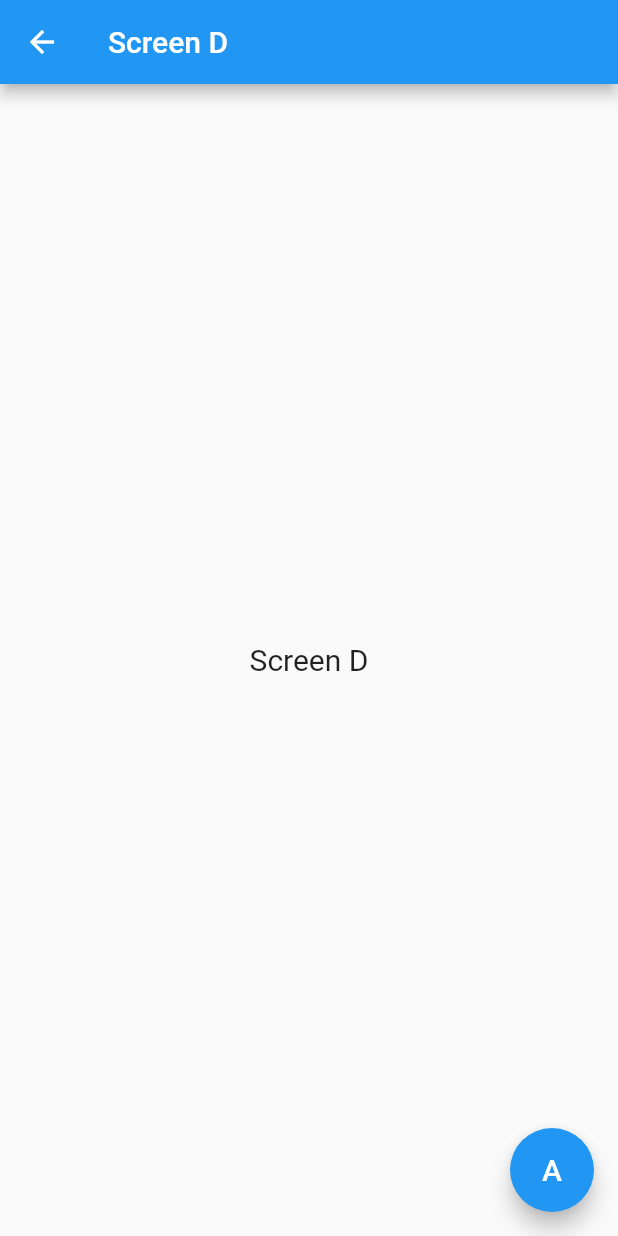
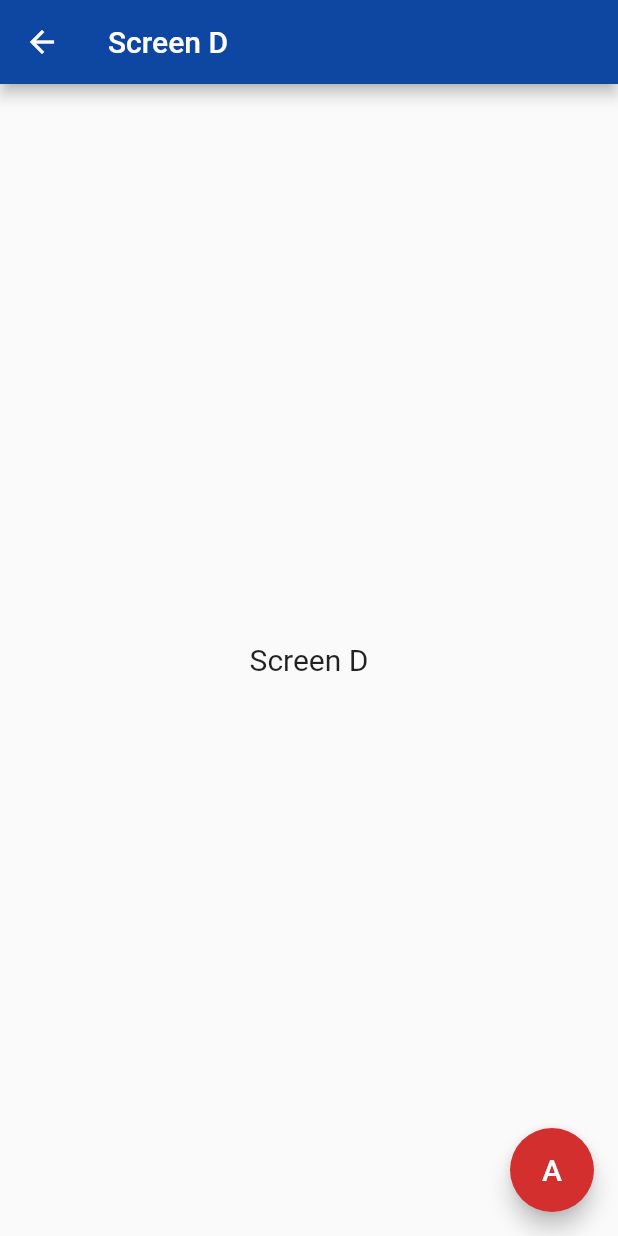
Before and after one commit to ivanserbyniuk/flutter_redux_navigation_demo, a Flutter app: the Case2Screen screen opened directly, item 2 of the bottom bar chosen, after a tap on "Screen D", on a phone screen of 412 x 824 dp. Run offline on Flutter 3.47's test engine with Material 2 defaults, Android fonts, the phone set to English and light mode, and no system bars; our stand-ins replace flutter_redux, redux.

Commit message:
revert style to dart1

```diff
--- a/lib/main.dart
+++ b/lib/main.dart
@@ -9,7 +9,7 @@ import 'package:flutter_redux/flutter_redux.dart';
 void main() => runApp(new MyApp());
 
 class MyApp extends StatelessWidget {
-  final Store<AppState> store = Store<AppState>(
+  final Store<AppState> store = new Store<AppState>(
     appReducer,
     initialState: AppState.initial(),
     middleware: [],
@@ -19,10 +19,11 @@ class MyApp extends StatelessWidget {
   Widget build(BuildContext context) {
     return new StoreProvider(
       store: store,
-      child: MaterialApp(
+      child: new MaterialApp(
         title: 'Flutter Demo',
         theme: new ThemeData(
-          primarySwatch: Colors.blue,
+          primaryColor: Colors.blue[900],
+          accentColor: Colors.red[700]
         ),
         home: new Scaffold(
           appBar: new AppBar(title: Text("test app"),),
--- a/lib/pages/navigation/case2/Case2Page.dart
+++ b/lib/pages/navigation/case2/Case2Page.dart
@@ -3,6 +3,7 @@ import 'package:flutter_test_coffe_app2/redux/AppState.dart';
 import 'package:flutter_test_coffe_app2/pages/navigation/case2/ScreenA.dart';
 import 'package:flutter_test_coffe_app2/pages/navigation/case2/ScreenD.dart';
 import 'package:flutter_test_coffe_app2/pages/navigation/case2/ViewModel.dart';
+import 'package:flutter_test_coffe_app2/utils/utils.dart';
 import 'package:redux/redux.dart';
 import 'package:flutter_redux/flutter_redux.dart';
 
@@ -13,21 +14,21 @@ class Case2Screen extends StatelessWidget {
 
   @override
   Widget build(BuildContext context) =>
-      StoreConnector(
+      new StoreConnector(
           converter: (Store<AppState> store) => TabViewModel.create(store),
           builder: (BuildContext context, TabViewModel viewModel) =>
-              Scaffold(
-                appBar: AppBar(title: Text("Use case 2",)),
+             new  Scaffold(
+                appBar:new AppBar(title: new Text("Use case 2",)),
                 body: createContent(context, viewModel),
                 bottomNavigationBar: _buildBottomTabs(viewModel),));
 
   Widget _buildBottomTabs(TabViewModel viewModel) {
     createNavigatorBarItem(int index) =>
-        BottomNavigationBarItem(
-          icon: Icon(icons[index]),
-          title: Text("Screen ${names[index]}"),
+       new BottomNavigationBarItem(
+          icon: new Icon(icons[index]),
+          title: new Text("Screen ${names[index]}"),
         );
-    return BottomNavigationBar(
+    return new BottomNavigationBar(
       currentIndex: viewModel.tabIndex,
       onTap: viewModel.selectTab,
       items: <BottomNavigationBarItem>[
@@ -49,31 +50,27 @@ class Case2Screen extends StatelessWidget {
             openNewScreen(context, viewModel, "A", 0)));
         break;
       case 2 :
-        screen = new ScreenA("C", Icon(icons[2], size: 40.0,));
+        screen = new ScreenA("C", new Icon(icons[2], size: 42.0,));
         break;
     }
     return screen;
   }
 
   Widget createNavButton(IconData icon, onPressed()) {
-    return new RaisedButton(onPressed: onPressed,
+    return RaisedButton(onPressed: onPressed,
         child: Row(
           children: <Widget>[
-            Icon(icon),
-            Padding(padding: EdgeInsets.symmetric(horizontal: 4.0),),
-            Text("Screen D")
+            new Icon(icon),
+            new Padding(padding: new EdgeInsets.symmetric(horizontal: 4.0),),
+            new Text("Screen D")
           ],
           mainAxisSize: MainAxisSize.min,
         ));
   }
 
   openNewScreen(BuildContext context, TabViewModel viewModel, String backButtonLabel, int screenIndex) async {
-    Map results = await Navigator.of(context).push(
-        new MaterialPageRoute(
-            builder: (BuildContext context) =>
-            new ScreenD(backButtonLabel, screenIndex)
-        ));
-
+    Map results = await Navigator.of(context)
+        .push(createRoute(new ScreenD(backButtonLabel, screenIndex)));
     if (results != null && results.containsKey(ScreenD.KEY)) {
       viewModel.selectTab(results[ScreenD.KEY]);
     }
--- a/lib/pages/navigation/case2/ScreenA.dart
+++ b/lib/pages/navigation/case2/ScreenA.dart
@@ -8,10 +8,10 @@ class ScreenA extends StatelessWidget {
 
   @override
   Widget build(BuildContext context) {
-    return Center(child:  Column(children: <Widget>[
+    return new Center(child:  new Column(children: <Widget>[
       mainButton,
-      Text("Screen $name", style: TextStyle(fontSize: 20.0,  fontWeight: FontWeight.bold),)
-    ],mainAxisAlignment: MainAxisAlignment.spaceAround,
+      new Text("Screen $name", style: new TextStyle(fontSize: 20.0,  fontWeight: FontWeight.bold),)
+    ],mainAxisAlignment: MainAxisAlignment.spaceEvenly,
     ));
   }
 }
--- a/lib/pages/navigation/case2/ScreenD.dart
+++ b/lib/pages/navigation/case2/ScreenD.dart
@@ -10,13 +10,13 @@ class ScreenD extends StatelessWidget {
   @override
   Widget build(BuildContext context) {
     final title = "Screen D";
-    return Scaffold(
-      appBar: AppBar(title: Text(title),),
-      body: Container(child: Center(
-        child: Text(title, style: TextStyle(fontSize: 20.0),),),),
-      floatingActionButton: FloatingActionButton(
-          child: Text(buttonLabel,
-            style: TextStyle(fontSize: 20.0, color: Colors.white),),
+    return new Scaffold(
+      appBar: new AppBar(title: new Text(title),),
+      body:new  Container(child: new Center(
+        child: Text(title, style: new TextStyle(fontSize: 20.0),),),),
+      floatingActionButton: new FloatingActionButton(
+          child: new Text(buttonLabel,
+            style: new TextStyle(fontSize: 20.0, color: Colors.white),),
           onPressed: () =>
               Navigator.of(context).pop({KEY: backScreenIndex})
       ),
--- a/lib/pages/navigation/case2/ViewModel.dart
+++ b/lib/pages/navigation/case2/ViewModel.dart
@@ -9,7 +9,7 @@ class TabViewModel{
   TabViewModel(this.tabIndex, this.selectTab);
 
   factory TabViewModel.create(Store<AppState> store) {
-    return TabViewModel(store.state.tabIndex, (int tabIndex) {
+    return new TabViewModel(store.state.tabIndex, (int tabIndex) {
       store.dispatch(new ChangeTabAction(tabIndex));
     });
   }
--- a/lib/pages/navigation/case4/ViewModel.dart
+++ b/lib/pages/navigation/case4/ViewModel.dart
@@ -25,7 +25,7 @@ class ViewModel {
         break;
       case SideBarMode.second :
         drawerHeaderImage = "assets/images/coffee_02.jpg";
-        themeColor = Colors.yellow[200];
+        themeColor = Colors.yellow[600];
         textColor = Colors.brown[500];
         bottomTabsIcons = [
           TabInfo(Icons.map, "b2/t1"),
--- a/lib/pages/navigation/case5/LoadingViewModel.dart
+++ b/lib/pages/navigation/case5/LoadingViewModel.dart
@@ -8,7 +8,7 @@ class LoadingViewModel {
   LoadingViewModel(this.isLoaded, this.loadFinish);
 
   factory LoadingViewModel.create(Store<AppState> store) {
-    return LoadingViewModel(store.state.isContentLoaded,
+    return new LoadingViewModel(store.state.isContentLoaded,
           () => store.dispatch(new LoadFinishAction()),);
   }
 }
```
Also changed, not shown: lib/pages/home.dart (+12 -3 lines), lib/pages/navigation/case1/Case1Page.dart (+18 -19 lines), lib/pages/navigation/case3/Case3Page.dart (+10 -10 lines), lib/pages/navigation/case4/Case4Page.dart (+33 -25 lines), lib/pages/navigation/case5/Case5Page.dart (+18 -18 lines), lib/pages/navigation/case6/Case6Page.dart (+6 -5 lines), lib/utils/utils.dart (+5 -6 lines), pubspec.lock, 2 other files.
